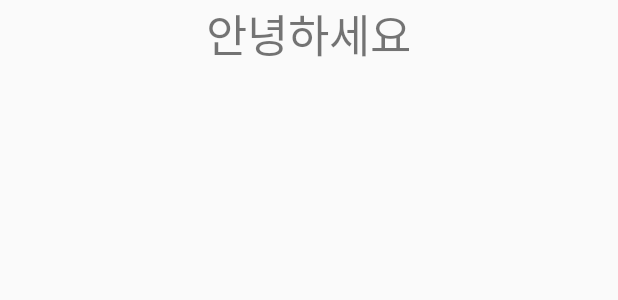
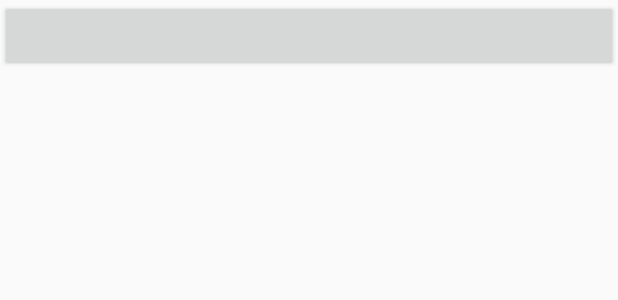
Before and after one commit to dudwns0911/GoodWords, an Android app: the layout fragment_gallery.xml on its own in the app's theme, with its tools: preview values and no code run, on a phone screen of 412 x 824 dp. Shown: the top 300 px of the screen. Run offline under Robolectric (Android 15) with nearby library versions, the phone set to English and light mode, and no system bars.

Commit message:
GoodWords3

```diff
--- a/app/build.gradle
+++ b/app/build.gradle
@@ -36,4 +36,5 @@ dependencies {
     testImplementation 'junit:junit:4.12'
     androidTestImplementation 'androidx.test.ext:junit:1.1.1'
     androidTestImplementation 'androidx.test.espresso:espresso-core:3.2.0'
+    implementation 'androidx.recyclerview:recyclerview:1.1.0'
 }
--- a/app/src/main/java/com/example/goodwords/ui/gallery/GalleryFragment.java
+++ b/app/src/main/java/com/example/goodwords/ui/gallery/GalleryFragment.java
@@ -23,11 +23,9 @@ public class GalleryFragment extends Fragment {
         galleryViewModel =
                 ViewModelProviders.of(this).get(GalleryViewModel.class);
         View root = inflater.inflate(R.layout.fragment_gallery, container, false);
-        final TextView textView = root.findViewById(R.id.text_gallery);
         galleryViewModel.getText().observe(getViewLifecycleOwner(), new Observer<String>() {
             @Override
             public void onChanged(@Nullable String s) {
-                textView.setText(s);
             }
         });
         return root;
--- a/app/src/main/java/com/example/goodwords/ui/gallery/GalleryViewModel.java
+++ b/app/src/main/java/com/example/goodwords/ui/gallery/GalleryViewModel.java
@@ -10,7 +10,6 @@ public class GalleryViewModel extends ViewModel {
 
     public GalleryViewModel() {
         mText = new MutableLiveData<>();
-        mText.setValue("This is gallery fragment");
     }
 
     public LiveData<String> getText() {
--- a/app/src/main/java/com/example/goodwords/ui/home/HomeViewModel.java
+++ b/app/src/main/java/com/example/goodwords/ui/home/HomeViewModel.java
@@ -10,7 +10,6 @@ public class HomeViewModel extends ViewModel {
 
     public HomeViewModel() {
         mText = new MutableLiveData<>();
-        mText.setValue("This is home fragment");
     }
 
     public LiveData<String> getText() {
--- a/app/src/main/res/layout/fragment_gallery.xml
+++ b/app/src/main/res/layout/fragment_gallery.xml
@@ -1,39 +1,18 @@
 <?xml version="1.0" encoding="utf-8"?>
 <androidx.constraintlayout.widget.ConstraintLayout xmlns:android="http://schemas.android.com/apk/res/android"
-    xmlns:tools="http://schemas.android.com/tools"
     android:layout_width="match_parent"
     android:layout_height="match_parent"
-    tools:ignore="MissingConstraints">
-
-    <LinearLayout
-        android:layout_width="match_parent"
-        android:layout_height="match_parent"
-        android:orientation="vertical">
-
-        <GridView
-            android:id="@+id/GridView"
-            android:layout_width="match_parent"
-            android:layout_height="wrap_content"
-            android:columnWidth="72dp"
-            android:gravity="center"
-            android:numColumns="auto_fit"
-            android:stretchMode="columnWidth"/>
-        <TextView
-            android:id="@+id/text_gallery"
-            android:layout_width="wrap_content"
-            android:layout_height="wrap_content"
-            android:text="안녕하세요"
-            android:textSize="30sp"
-            android:layout_gravity="center"
-            android:textAlignment="center"/>
+    xmlns:app="http://schemas.android.com/apk/res-auto">
 
 
-
-
-
-
-    </LinearLayout>
-
-
+    <Button
+        app:layout_constraintTop_toTopOf="parent"
+        android:layout_width="match_parent"
+        android:layout_height="wrap_content"/>
+    <androidx.recyclerview.widget.RecyclerView
+        android:id="@+id/recycler1"
+        android:scrollbars="vertical"
+        android:layout_width="match_parent"
+        android:layout_height="match_parent"/>
 
 </androidx.constraintlayout.widget.ConstraintLayout>
--- a/app/src/main/res/layout/fragment_home.xml
+++ b/app/src/main/res/layout/fragment_home.xml
@@ -15,6 +15,7 @@
         android:layout_marginEnd="8dp"
         android:textAlignment="center"
         android:textSize="20sp"
+        android:text="hello"
         app:layout_constraintBottom_toBottomOf="parent"
         app:layout_constraintEnd_toEndOf="parent"
         app:layout_constraintStart_toStartOf="parent"
--- a/app/src/main/res/layout/fragment_slideshow.xml
+++ b/app/src/main/res/layout/fragment_slideshow.xml
@@ -5,6 +5,11 @@
     android:layout_width="match_parent"
     android:layout_height="match_parent"
     tools:context=".ui.slideshow.SlideshowFragment">
+
+    <com.google.android.material.button.MaterialButton
+        app:layout_constraintTop_toTopOf="parent"
+        android:layout_width="match_parent"
+        android:layout_height="wrap_content"/>
 
     <TextView
         android:id="@+id/text_slideshow"
@@ -15,6 +20,7 @@
         android:layout_marginEnd="8dp"
         android:textAlignment="center"
         android:textSize="20sp"
+        android:text="fgsd"
         app:layout_constraintBottom_toBottomOf="parent"
         app:layout_constraintEnd_toEndOf="parent"
         app:layout_constraintStart_toStartOf="parent"
```
Also changed, not shown: app/src/main/res/layout/item.xml (+0 -18 lines), app/src/main/res/values/colors.xml (line endings or trailing spaces).
